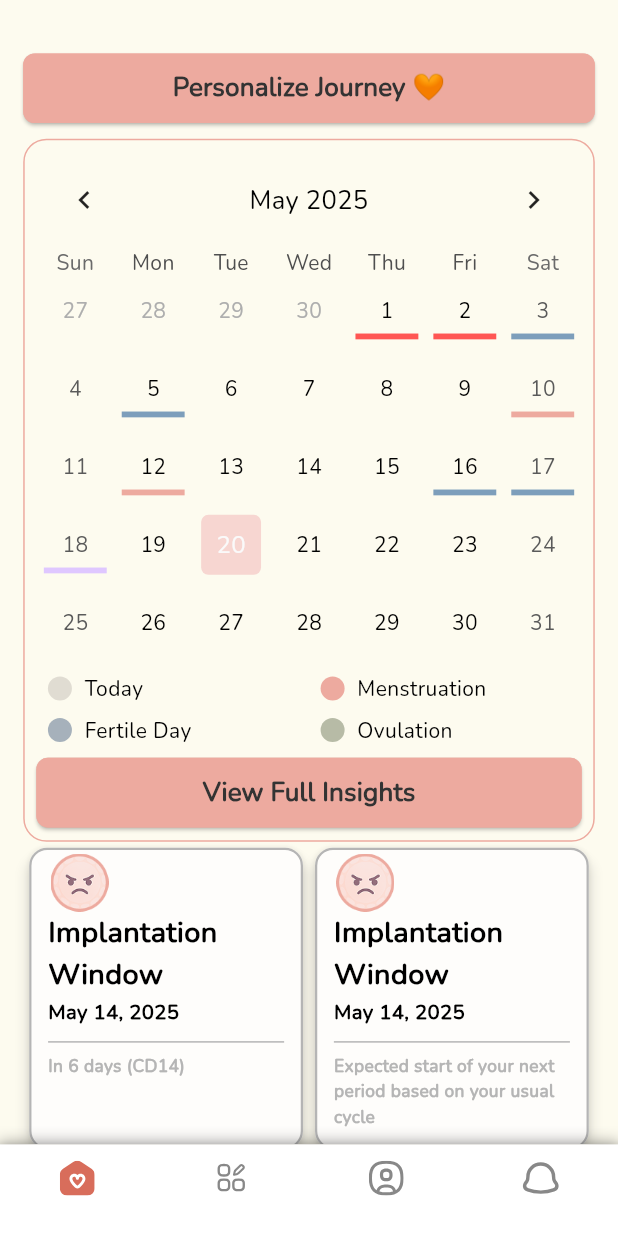
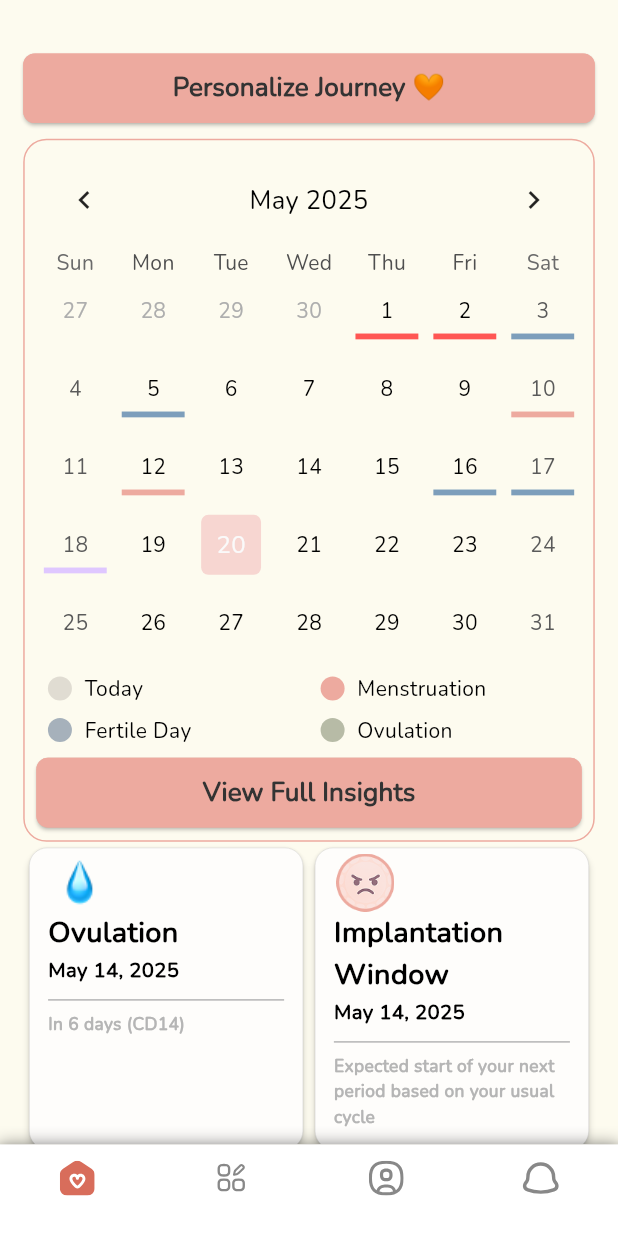
Before and after one commit to bdCalling-Sdt-hub/Fertie-App, a Flutter app: the HomeScreen screen opened by its route, on a phone screen of 412 x 824 dp. Run offline on Flutter 3.47's test engine with Material 3 defaults, Android fonts, the phone set to English and light mode, and no system bars; drawn by our look-alikes of table_calendar; our stand-ins replace cached_network_image, connectivity_plus, dotted_border, fl_chart, flutter_screenutil, flutter_spinkit and 9 more; missing offline and left inert: flutter_screen_lock; accounts and stored records are empty; project files that could hold a hidden picture were left out.

Commit message:
image update

```diff
--- a/lib/views/screen/home/homeScreen.dart
+++ b/lib/views/screen/home/homeScreen.dart
@@ -214,8 +214,8 @@ class _HomeScreenState extends State<HomeScreen> {
                 children: [
                   Expanded(
                     child: CardView(
-                      icon: 'assets/images/angry.png',
-                      title: 'Implantation Window',
+                      icon: 'assets/images/waterImage.png',
+                      title: 'Ovulation',
                       date: 'May 14, 2025',
                       description: 'In 6 days (CD14)',
                     ),
--- a/lib/views/screen/home/insights/CardView.dart
+++ b/lib/views/screen/home/insights/CardView.dart
@@ -1,4 +1,3 @@
-// container_view.dart
 import 'package:fertie_application/utils/app_colors.dart';
 import 'package:fertie_application/utils/style.dart';
 import 'package:flutter/material.dart';
@@ -24,13 +23,12 @@ class CardView extends StatelessWidget {
       height: 216.h,
       width: 188.w,
       child: Card(
-        elevation: 4,
-
+        elevation: 2,
         color: AppColors.colorFEFDFB,
         shape: RoundedRectangleBorder(borderRadius: BorderRadius.circular(12),
           side: BorderSide(
             color: AppColors.greyColor,
-            width: 1.5,
+            width: .2,
           ),
         ),
         child: Padding(
```
Also changed, not shown: assets/images/waterImage.png (added).
